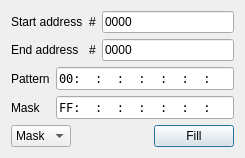
The window that ui/filler.ui (samstyle/Xpeccy) describes before a commit, drawn with Qt 5.
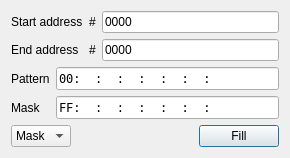
The same window after the commit. Icons and pictures are not drawn. Custom widgets are drawn as their Qt base class.

Patch:
```diff
--- a/ui/filler.ui
+++ b/ui/filler.ui
@@ -9,7 +9,7 @@
    <rect>
     <x>0</x>
     <y>0</y>
-    <width>245</width>
+    <width>290</width>
     <height>157</height>
    </rect>
   </property>
```
Left out of the diff: 7 changed lines with no effect on the pictures.
